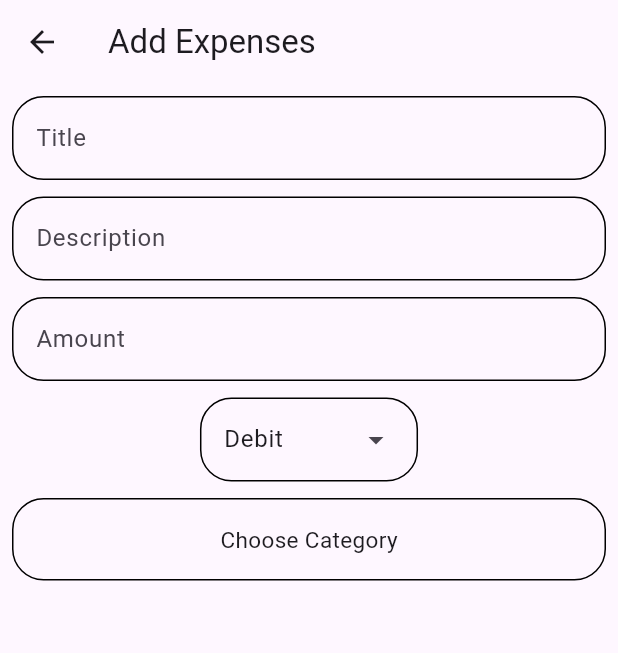
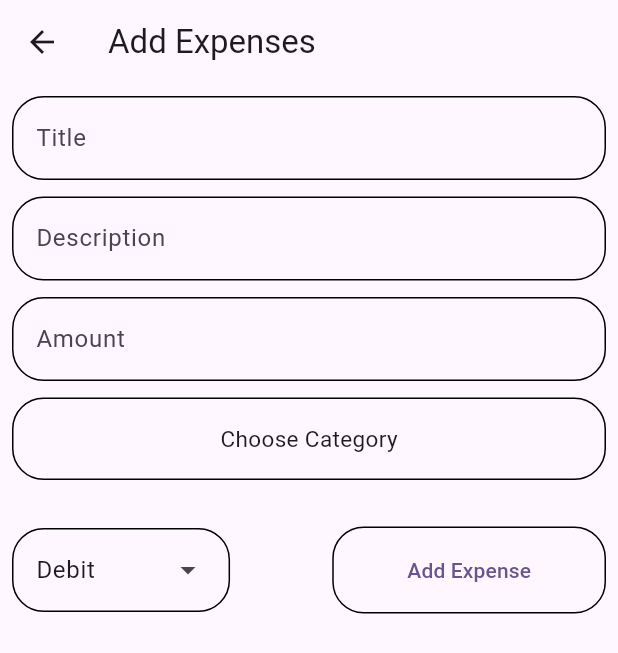
Before and after one commit to nithin1402/expense, a Flutter app: the DashboardPage screen opened directly, after a tap on the "add" icon, on a phone screen of 412 x 824 dp. Shown: the top 653 px of the screen. Run offline on Flutter 3.47's test engine with Material 3 defaults, Android fonts, the phone set to English and light mode, and no system bars; our stand-ins replace flutter_bloc, shared_preferences, sqflite; accounts and stored records are empty.

Commit message:
added bloc

```diff
--- a/lib/data/db_helper.dart
+++ b/lib/data/db_helper.dart
@@ -1,4 +1,5 @@
 
+import 'package:expenso/data/model/expense_model.dart';
 import 'package:expenso/data/model/user_model.dart';
 import 'package:path/path.dart';
 import 'package:path_provider/path_provider.dart';
@@ -82,7 +83,27 @@ class DbHelper {
 
     return mData.isNotEmpty;
 
+  }
 
+  Future<bool> addExpense(ExpenseModel newExpense) async{
+    var db= await initDB();
+
+    int rowsEffected = await db.insert(EXPENSE_TABLE_NAME, newExpense.toMap());
+
+    return rowsEffected>0;
+
+  }
+
+  Future<List<ExpenseModel>> getAllNotes() async{
+
+    var db = await initDB();
+    List<Map<String,dynamic>> mData = await db.query(EXPENSE_TABLE_NAME);
+    List<ExpenseModel> allExp = [];
+
+    for(Map<String,dynamic> eachExp in mData){
+      allExp.add(ExpenseModel.forMap(eachExp));
+    }
+    return allExp;
 
   }
 
--- a/lib/data/model/expense_model.dart
+++ b/lib/data/model/expense_model.dart
@@ -1,7 +1,8 @@
+
 import 'package:expenso/data/db_helper.dart';
 
 class ExpenseModel {
-  int? id;
+  var id;
   int userId;
   String expenseType;
   String title;
@@ -12,7 +13,7 @@ class ExpenseModel {
   int categoryId;
 
   ExpenseModel(
-      {required this.id,
+      {this.id,
       required this.userId,
       required this.expenseType,
       required this.title,
@@ -24,7 +25,7 @@ class ExpenseModel {
 
   factory ExpenseModel.forMap(Map<String, dynamic> map) {
     return ExpenseModel(
-        id: map[DbHelper.TABLE_EXPENSE_COLUMN_USER_ID],
+        id: map[DbHelper.TABLE_COLUMN_ID],
         userId: map[DbHelper.TABLE_EXPENSE_COLUMN_USER_ID],
         expenseType: map[DbHelper.TABLE_EXPENSE_COLUMN_TYPE],
         title: map[DbHelper.TABLE_EXPENSE_COLUN_TITLE],
--- a/lib/ui/add_exp_page.dart
+++ b/lib/ui/add_exp_page.dart
@@ -1,6 +1,12 @@
+import 'package:expenso/data/db_helper.dart';
+import 'package:expenso/data/model/expense_model.dart';
 import 'package:expenso/domain/app_constants.dart';
 import 'package:expenso/domain/ui_helper.dart';
+import 'package:expenso/ui/bloc/expense_bloc.dart';
+import 'package:expenso/ui/bloc/expense_event.dart';
 import 'package:flutter/material.dart';
+import 'package:flutter_bloc/flutter_bloc.dart';
+import 'package:shared_preferences/shared_preferences.dart';
 
 class AddExpPage extends StatefulWidget {
   const AddExpPage({super.key});
@@ -45,39 +51,6 @@ class _AddExpPageState extends State<AddExpPage> {
               controller: amountController,
               decoration: mFieldDecor(hint: "Enter amount here..", heading: "Amount"),
             ),
-            SizedBox(height: 11,),
-            StatefulBuilder(builder: (_,ss){
-              // return DropdownButton(
-              //   value: selectedExpenseType,
-              //     items: mExpenseType.map((expenseType) {
-              //   return DropdownMenuItem(child: Text(expenseType),value: expenseType,);
-              // }).toList(), onChanged: (value){
-              //   selectedExpenseType=value ?? "Debit";
-              //   ss(() {});
-              // });
-
-              return DropdownMenu(
-               // width: double.infinity,
-                inputDecorationTheme: InputDecorationTheme(
-                  enabledBorder: OutlineInputBorder(
-                    borderRadius: BorderRadius.circular(21),
-                    borderSide: BorderSide(width: 1),
-                  ),
-                  focusedBorder: OutlineInputBorder(
-                    borderRadius: BorderRadius.circular(21),
-                    borderSide: BorderSide(width: 1)
-                  )
-                ),
-                initialSelection: selectedExpenseType,
-                  onSelected: (value){
-                  selectedExpenseType=value ?? "Debit";
-                  },
-                  dropdownMenuEntries: mExpenseType.map((expenseType){
-                return DropdownMenuEntry(
-                    value: expenseType,
-                    label: expenseType);
-              }).toList());
-            }),
             SizedBox(height: 11,),
             InkWell(
               onTap: () {
@@ -127,6 +100,92 @@ class _AddExpPageState extends State<AddExpPage> {
                   ],
                 ) : Center(child: Text("Choose Category",style: TextStyle(fontSize: 15),)),
               ),
+            ),
+            SizedBox(height: 31,),
+            Row(
+              children: [
+                Expanded(
+                  child: StatefulBuilder(builder: (_,ss){
+                    // return DropdownButton(
+                    //   value: selectedExpenseType,
+                    //     items: mExpenseType.map((expenseType) {
+                    //   return DropdownMenuItem(child: Text(expenseType),value: expenseType,);
+                    // }).toList(), onChanged: (value){
+                    //   selectedExpenseType=value ?? "Debit";
+                    //   ss(() {});
+                    // });
+                    return DropdownMenu(
+                      // width: double.infinity,
+                        inputDecorationTheme: InputDecorationTheme(
+                            enabledBorder: OutlineInputBorder(
+                              borderRadius: BorderRadius.circular(21),
+                              borderSide: BorderSide(width: 1),
+                            ),
+                            focusedBorder: OutlineInputBorder(
+                                borderRadius: BorderRadius.circular(21),
+                                borderSide: BorderSide(width: 1)
+                            )
+                        ),
+                        initialSelection: selectedExpenseType,
+                        onSelected: (value){
+                          selectedExpenseType=value ?? "Debit";
+                        },
+                        dropdownMenuEntries: mExpenseType.map((expenseType){
+                          return DropdownMenuEntry(
+                              value: expenseType,
+                              label: expenseType);
+                        }).toList());
+                  }),
+                ),
+                SizedBox(width: 31,),
+                Expanded(
+                  child: SizedBox(
+                    height: 58,
+                    child: OutlinedButton(onPressed: () async{
+
+                      if(titleController.text.isNotEmpty && descController.text.isNotEmpty && amountController.text.isNotEmpty && selectedCatId>-1){
+
+                        var prefs = await SharedPreferences.getInstance();
+                        String uid = prefs.getString("userID") ?? "";
+
+                        context.read<ExpenseBloc>().add(AddExpenseEvent(
+                            newExp:ExpenseModel(
+                                userId: int.parse(uid),
+                                expenseType: selectedExpenseType,
+                                title: titleController.text,
+                                desc: descController.text,
+                                createdAt: DateTime.now().millisecondsSinceEpoch.toString(),
+                                amount: double.parse(amountController.text),
+                                balance: 0,
+                                categoryId: AppConstants.mCat[selectedCatId].id)));
+
+                           // DbHelper dbhelper = DbHelper.instance;
+                            //bool check = await dbhelper.addExpense(
+
+                        // if(check){
+                        //   ScaffoldMessenger.of(context).showSnackBar(SnackBar(content: Text("Expense added"),backgroundColor: Colors.green,));
+                        //   Navigator.pop(context);
+                        // }else{
+                        //   ScaffoldMessenger.of(context).showSnackBar(SnackBar(content: Text("Error adding expense"),backgroundColor: Colors.red,));
+                        // }
+
+                      }
+
+
+                    },
+                        style: ElevatedButton.styleFrom(
+                          side: BorderSide(
+                            width: 1
+                          ),
+                          shape: RoundedRectangleBorder(
+                            borderRadius: BorderRadius.circular(21)
+                          ),
+                          maximumSize: Size(double.infinity, 56)
+                        ),
+                        child: Text("Add Expense")),
+                  ),
+                ),
+              ],
             )
           ],
         ),
--- /dev/null
+++ b/lib/ui/bloc/expense_bloc.dart
@@ -0,0 +1,38 @@
+import 'package:expenso/ui/bloc/expense_event.dart';
+import 'package:expenso/ui/bloc/expense_state.dart';
+import 'package:flutter_bloc/flutter_bloc.dart';
+
+import '../../data/db_helper.dart';
+
+class ExpenseBloc extends Bloc<ExpenseEvent,ExpenseState>{
+
+  DbHelper dbHelper;
+
+  ExpenseBloc({required this.dbHelper}) : super(ExpenseInitialState()){
+
+    on<AddExpenseEvent>((event, emit)async{
+      emit(ExpenseLoadingState());
+
+      bool check = await dbHelper.addExpense(event.newExp);
+
+      if(check){
+
+        var allExp = await dbHelper.getAllNotes();
+        emit(ExpenseLoadedState(mExp: allExp));
+      }else{
+        emit(ExpenseErrorState(errorMsg: "Expense cannot be added."));
+      }
+
+
+    });
+
+    on<FetchInitialExpenseEvent>((event, emit)async{
+      emit(ExpenseLoadingState());
+
+        var allExp = await dbHelper.getAllNotes();
+        emit(ExpenseLoadedState(mExp: allExp));
+
+    });
+  }
+
+}
--- /dev/null
+++ b/lib/ui/bloc/expense_event.dart
@@ -0,0 +1,12 @@
+import 'package:expenso/data/model/expense_model.dart';
+
+abstract class ExpenseEvent{}
+
+class AddExpenseEvent extends ExpenseEvent{
+  ExpenseModel newExp;
+  AddExpenseEvent({required this.newExp});
+}
+
+class FetchInitialExpenseEvent extends ExpenseEvent{
+
+}
--- /dev/null
+++ b/lib/ui/bloc/expense_state.dart
@@ -0,0 +1,21 @@
+import '../../data/model/expense_model.dart';
+
+abstract class ExpenseState{}
+
+class ExpenseInitialState extends ExpenseState{
+
+}
+
+class ExpenseLoadingState extends ExpenseState{
+
+}
+
+class ExpenseLoadedState extends ExpenseState{
+  List<ExpenseModel> mExp;
+  ExpenseLoadedState({required this.mExp});
+}
+
+class ExpenseErrorState extends ExpenseState{
+  String errorMsg;
+  ExpenseErrorState({required this.errorMsg});
+}
--- a/lib/ui/dashboard_page.dart
+++ b/lib/ui/dashboard_page.dart
@@ -1,5 +1,11 @@
 import 'package:expenso/ui/add_exp_page.dart';
+import 'package:expenso/ui/bloc/expense_bloc.dart';
+import 'package:expenso/ui/bloc/expense_event.dart';
+import 'package:expenso/ui/bloc/expense_state.dart';
 import 'package:flutter/material.dart';
+import 'package:flutter_bloc/flutter_bloc.dart';
+
+import '../data/model/expense_model.dart';
 
 class DashboardPage extends StatefulWidget {
   const DashboardPage({super.key});
@@ -9,13 +15,25 @@ class DashboardPage extends StatefulWidget {
 }
 
 class _DashboardPageState extends State<DashboardPage> {
+
+  List<ExpenseModel> mExpense = [];
+
+  @override
+  void initState() {
+    // TODO: implement initState
+    super.initState();
+    context.read<ExpenseBloc>().add(FetchInitialExpenseEvent());
+  }
+
   @override
   Widget build(BuildContext context) {
+
     return Scaffold(
       appBar: AppBar(
         title: Center(child: Text("Expense",style: TextStyle(fontSize: 22,fontWeight: FontWeight.bold),)),
       ),
-      body: Padding(
+      body: SingleChildScrollView(
+        child: Padding(
           padding: const EdgeInsets.all(8.0),
           child: Column(
             crossAxisAlignment: CrossAxisAlignment.start,
@@ -37,34 +55,66 @@ class _DashboardPageState extends State<DashboardPage> {
                   color: Colors.blueAccent,
                   borderRadius: BorderRadius.circular(21),
                 ),
+                child: Padding(
+                  padding: const EdgeInsets.all(8.0),
                   child: Row(
+                    mainAxisAlignment: MainAxisAlignment.spaceBetween,
                     children: [
-                  Padding(
-                    padding: const EdgeInsets.all(8.0),
-                    child: Column(
+                      Column(
                         mainAxisAlignment: MainAxisAlignment.center,
                         crossAxisAlignment: CrossAxisAlignment.start,
                         children: [
-                        Text("  Expense Total",style: TextStyle(color: Colors.white,fontSize: 20),),
+                          Text(" Expense Total",style: TextStyle(color: Colors.white,fontSize: 20),),
                           SizedBox(height: 11,),
-                        Text(" 3,234",style: TextStyle(color: Colors.white,fontSize: 35),),
+                          Text(" \$3,234",style: TextStyle(color: Colors.white,fontSize: 35,fontWeight: FontWeight.bold),),
                           SizedBox(height: 11,),
-                        Text("  250 than last month",style: TextStyle(color: Colors.white,fontSize: 20))
+                          Text(" +\$250 than last month",style: TextStyle(color: Colors.white,fontSize: 20))
                         ],
                       ),
-                  ),
-                  SizedBox(width: 5,),
                       Image.asset("assets/icons_assts/ic_dashboardicon.png")
                     ],
+                  ),
                 ),
               ),
               SizedBox(height: 11,),
               Text("Expense List",style: TextStyle(fontSize: 27),),
               SizedBox(height: 11,),
-            ListView.builder(itemBuilder: (context,index){
-              return
-            }),
+
+              BlocBuilder<ExpenseBloc, ExpenseState>(builder: (_,state){
+              if(state is ExpenseLoadingState){
+                return Center(child: CircularProgressIndicator(),);
+              }else if(state is ExpenseErrorState){
+                return Center(child: Text(state.errorMsg),);
+              }else if(state is ExpenseLoadedState){
+                return state.mExp.isNotEmpty ? ListView.builder(
+                  itemCount: state.mExp.length,
+                    itemBuilder: (_,index){
+
+                  //var allExp = state.mExp;
+
+                  // return SizedBox(
+                  //   height: 500,
+                  //   width: 500,
+                  //   child: ListView.builder(
+                  //     itemBuilder: (context,index){
+                  //       return ListTile(
+                  //         leading: Icon(Icons.local_grocery_store),
+                  //         title: Text(
+                  //             allExp[index].title
+                  //         ),
+                  //         subtitle: Text(allExp[index].desc),
+                  //         trailing: Text("-\$${allExp[index].amount}",style: TextStyle(fontSize: 14),),
+                  //       );
+                  //     },),
+                  // );
+                }) : Center(child: Text("No expenses yet!!"),);
+              }
+
+              return Container();
+              })
+
             ],
+          ),
         ),
       ),
       floatingActionButton: FloatingActionButton(onPressed: () {
--- a/pubspec.yaml
+++ b/pubspec.yaml
@@ -39,6 +39,7 @@ dependencies:
   path_provider: ^2.1.5
   sqflite: ^2.3.3+1
   shared_preferences: ^2.3.3
+  flutter_bloc: ^9.0.0
 
 dev_dependencies:
   flutter_test:
```
Also changed, not shown: lib/main.dart (+6 -1 lines), pubspec.lock. Lines whose indentation alone changed are shown as unchanged.
